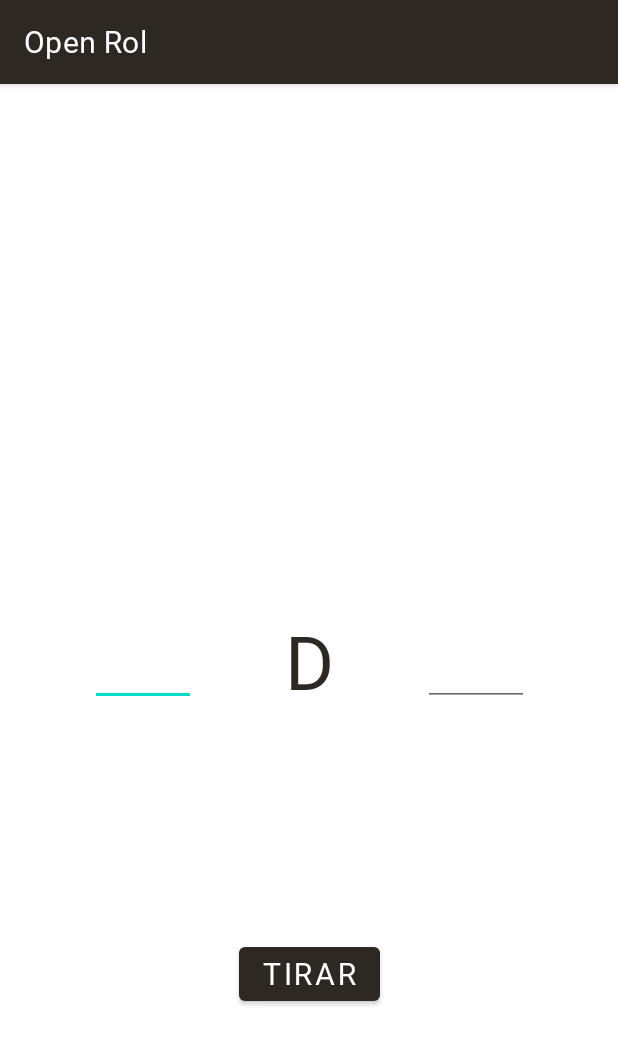
After one commit to mcas2/OpenRol, an Android app: the Dices screen opened directly, with no data from a screen before it, on a phone screen of 412 x 824 dp. The commit adds this screen. Shown: the top 1045 px of the screen. Run offline under Robolectric (Android 15) with nearby library versions, the phone set to English and light mode, and no system bars.

Commit message:
First dices

```diff
--- a/app/src/main/AndroidManifest.xml
+++ b/app/src/main/AndroidManifest.xml
@@ -10,19 +10,21 @@
         android:supportsRtl="true"
         android:theme="@style/Theme.OpenRol">
         <activity
+            android:name=".Dices"
+            android:exported="false" />
+        <activity
             android:name=".SplashScreen"
             android:exported="true"
             android:theme="@style/Theme.Design.NoActionBar">
             <intent-filter>
                 <action android:name="android.intent.action.MAIN" />
+
                 <category android:name="android.intent.category.LAUNCHER" />
             </intent-filter>
         </activity>
-
         <activity
             android:name=".MainActivity"
-            android:exported="true">
-        </activity>
+            android:exported="true"></activity>
     </application>
 
 </manifest>
--- /dev/null
+++ b/app/src/main/java/com/mcas2/openrol/Dices.java
@@ -0,0 +1,14 @@
+package com.mcas2.openrol;
+
+import androidx.appcompat.app.AppCompatActivity;
+
+import android.os.Bundle;
+
+public class Dices extends AppCompatActivity {
+
+    @Override
+    protected void onCreate(Bundle savedInstanceState) {
+        super.onCreate(savedInstanceState);
+        setContentView(R.layout.activity_dices);
+    }
+}
--- a/app/src/main/java/com/mcas2/openrol/MainActivity.java
+++ b/app/src/main/java/com/mcas2/openrol/MainActivity.java
@@ -2,7 +2,9 @@ package com.mcas2.openrol;
 
 import androidx.appcompat.app.AppCompatActivity;
 
+import android.content.Intent;
 import android.os.Bundle;
+import android.view.View;
 
 public class MainActivity extends AppCompatActivity {
 
@@ -11,4 +13,9 @@ public class MainActivity extends AppCompatActivity {
         super.onCreate(savedInstanceState);
         setContentView(R.layout.activity_main);
     }
+
+    public void openDices (View view) {
+        Intent intent = new Intent(MainActivity.this, Dices.class);
+        startActivity(intent);
+    }
 }
--- /dev/null
+++ b/app/src/main/res/layout/activity_dices.xml
@@ -0,0 +1,82 @@
+<?xml version="1.0" encoding="utf-8"?>
+<androidx.constraintlayout.widget.ConstraintLayout xmlns:android="http://schemas.android.com/apk/res/android"
+    xmlns:app="http://schemas.android.com/apk/res-auto"
+    xmlns:tools="http://schemas.android.com/tools"
+    android:layout_width="match_parent"
+    android:layout_height="match_parent"
+    tools:context=".Dices">
+
+    <EditText
+        android:id="@+id/numDados"
+        android:layout_width="wrap_content"
+        android:layout_height="wrap_content"
+        android:ems="2"
+        android:textAlignment="center"
+        android:inputType="number"
+        android:textSize="30sp"
+        app:layout_constraintBottom_toBottomOf="parent"
+        app:layout_constraintEnd_toStartOf="@+id/d"
+        app:layout_constraintStart_toStartOf="parent"
+        app:layout_constraintTop_toTopOf="parent" />
+
+    <EditText
+        android:id="@+id/numCaras"
+        android:layout_width="wrap_content"
+        android:layout_height="wrap_content"
+        android:ems="2"
+        android:textAlignment="center"
+        android:textSize="30sp"
+        android:inputType="number"
+        app:layout_constraintBottom_toBottomOf="parent"
+        app:layout_constraintEnd_toEndOf="parent"
+        app:layout_constraintStart_toEndOf="@+id/d"
+        app:layout_constraintTop_toTopOf="parent" />
+
+    <TextView
+        android:id="@+id/d"
+        android:layout_width="wrap_content"
+        android:layout_height="wrap_content"
+        android:text="D"
+        android:textColor="@color/montaña"
+        android:textSize="50sp"
+        app:layout_constraintBottom_toBottomOf="parent"
+        app:layout_constraintEnd_toEndOf="parent"
+        app:layout_constraintStart_toStartOf="parent"
+        app:layout_constraintTop_toTopOf="parent" />
+
+    <Button
+        android:id="@+id/rollDicesButton"
+        android:layout_width="wrap_content"
+        android:layout_height="wrap_content"
+        android:text="Tirar"
+        android:textSize="20sp"
+        app:layout_constraintBottom_toBottomOf="parent"
+        app:layout_constraintEnd_toEndOf="parent"
+        app:layout_constraintStart_toStartOf="parent"
+        app:layout_constraintTop_toBottomOf="@+id/d"
+        />
+
+    <TextView
+        android:id="@+id/resultHistory"
+        android:layout_width="wrap_content"
+        android:layout_height="wrap_content"
+        android:text=""
+        app:layout_constraintBottom_toBottomOf="parent"
+        app:layout_constraintEnd_toEndOf="parent"
+        app:layout_constraintStart_toStartOf="parent"
+        app:layout_constraintTop_toBottomOf="@+id/rollDicesButton" />
+
+    <TextView
+        android:id="@+id/result"
+        android:layout_width="wrap_content"
+        android:layout_height="wrap_content"
+        android:text=""
+        android:textSize="70sp"
+        android:textColor="@color/montaña"
+        app:layout_constraintBottom_toTopOf="@+id/d"
+        app:layout_constraintEnd_toEndOf="parent"
+        app:layout_constraintStart_toStartOf="parent"
+        app:layout_constraintTop_toTopOf="parent" />
+
+
+</androidx.constraintlayout.widget.ConstraintLayout>
--- a/app/src/main/res/layout/activity_main.xml
+++ b/app/src/main/res/layout/activity_main.xml
@@ -37,6 +37,7 @@
         android:layout_width="wrap_content"
         android:layout_height="wrap_content"
         android:text="Dados"
+        android:onClick="openDices"
         android:layout_marginTop="-50dp"
         app:layout_constraintEnd_toStartOf="@+id/v1"
         app:layout_constraintStart_toStartOf="parent"
--- a/app/src/main/res/values/themes.xml
+++ b/app/src/main/res/values/themes.xml
@@ -8,7 +8,7 @@
         <!-- Secondary brand color. -->
         <item name="colorSecondary">@color/teal_200</item>
         <item name="colorSecondaryVariant">@color/teal_700</item>
-        <item name="colorOnSecondary">@color/black</item>
+        <item name="colorOnSecondary">@color/montaña</item>
         <!-- Status bar color. -->
         <item name="android:statusBarColor" tools:targetApi="l">@color/black</item>
         <!-- Customize your theme here. -->
```
